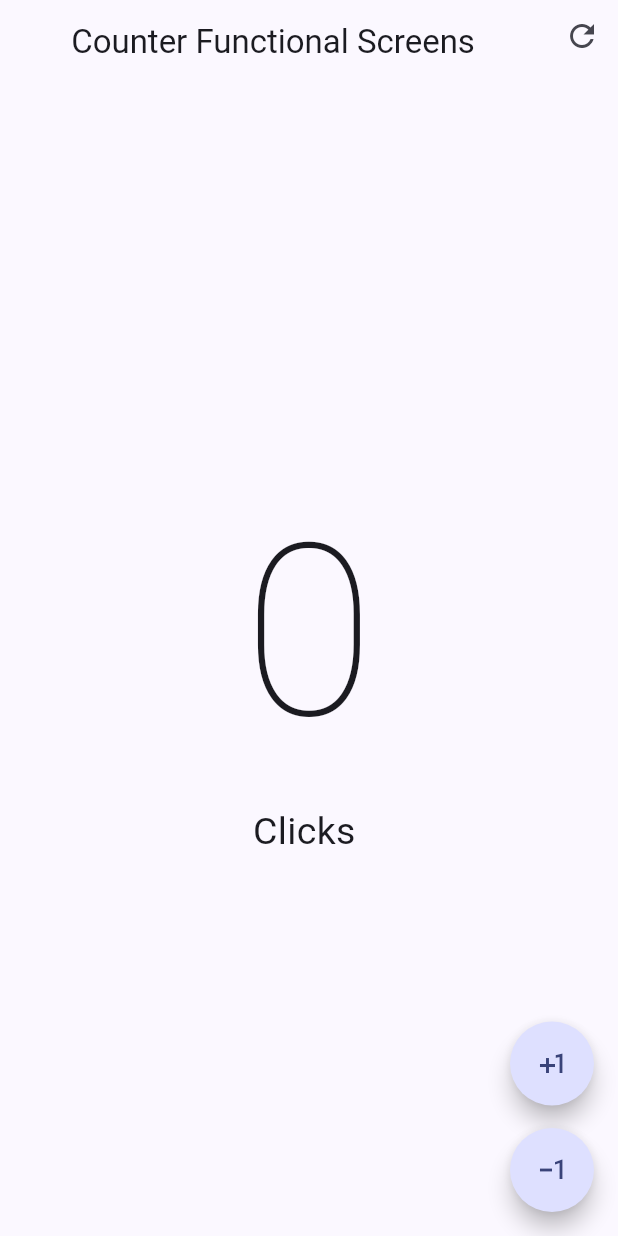
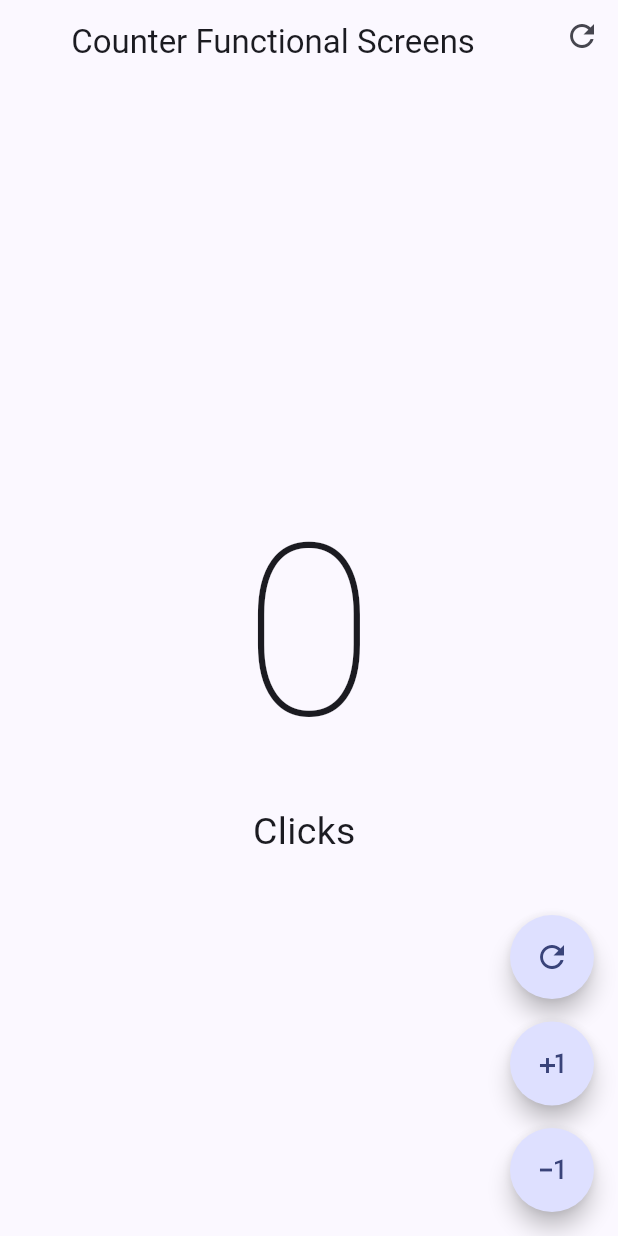
Before and after one commit to ArturoEddin/FlutterLolito, a Flutter app: the screen it shows after launch, on a phone screen of 412 x 824 dp. Run offline on Flutter 3.47's test engine with Material 2 defaults, Android fonts, the phone set to English and light mode, and no system bars.

Commit message:
20 de octubre

```diff
--- a/lib/Prestation/screens/counter_functional_screens.dart
+++ b/lib/Prestation/screens/counter_functional_screens.dart
@@ -10,7 +10,6 @@ class CounterFunctionalScreens extends StatefulWidget {
 
 class _CounterFunctionalScreensState extends State<CounterFunctionalScreens> {
   int clickCounter = 0;
-
   @override
   Widget build(BuildContext context) {
     return Scaffold(
@@ -21,8 +20,9 @@ class _CounterFunctionalScreensState extends State<CounterFunctionalScreens> {
               children: [
                 IconButton(
                     onPressed: () {
-
-                      setState(() {clickCounter = 0;});
+                      setState(() {
+                        clickCounter = 0;
+                      });
                     },
                     icon: const Icon(Icons.refresh_outlined)),
               ],
@@ -46,26 +46,28 @@ class _CounterFunctionalScreensState extends State<CounterFunctionalScreens> {
         floatingActionButton: Column(
           mainAxisAlignment: MainAxisAlignment.end,
           children: [
-            FloatingActionButton(
-              shape: const StadiumBorder(),
-              onPressed: () {
-                setState(() {
-                  clickCounter++;
-                });
-              },
-              child: const Icon(Icons.plus_one),
-            ),
+            const CustomButton(icon: Icons.refresh_outlined),
             const SizedBox(height: 15),
-            FloatingActionButton(
-              shape: const StadiumBorder(),
-              onPressed: () {
-                setState(() {
-                  clickCounter--;
-                });
-              },
-              child: const Icon(Icons.exposure_minus_1_outlined),
-            ),
+            const CustomButton(icon: Icons.plus_one),
+            const SizedBox(height: 15),
+            const CustomButton(icon: Icons.exposure_minus_1_outlined),
           ],
         ));
   }
 }
+
+class CustomButton extends StatelessWidget {
+  final IconData icon;
+  const CustomButton({
+    Key? key, required this.icon,
+  }) : super(key: key);
+
+  @override
+  Widget build(BuildContext context) {
+    return FloatingActionButton(
+      shape: const StadiumBorder(),
+      onPressed: () {},
+      child:  Icon(icon),
+    );
+  }
+}
--- a/lib/main.dart
+++ b/lib/main.dart
@@ -1,7 +1,7 @@
 import 'package:flutter/material.dart';
 import 'package:flutter/services.dart';
 import 'package:hello_word_app/Prestation/screens/counter_functional_screens.dart';
-import 'package:hello_word_app/Prestation/screens/couter_screens.dart';
+//import 'package:hello_word_app/Prestation/screens/couter_screens.dart';
 
 
 void main() {
```
